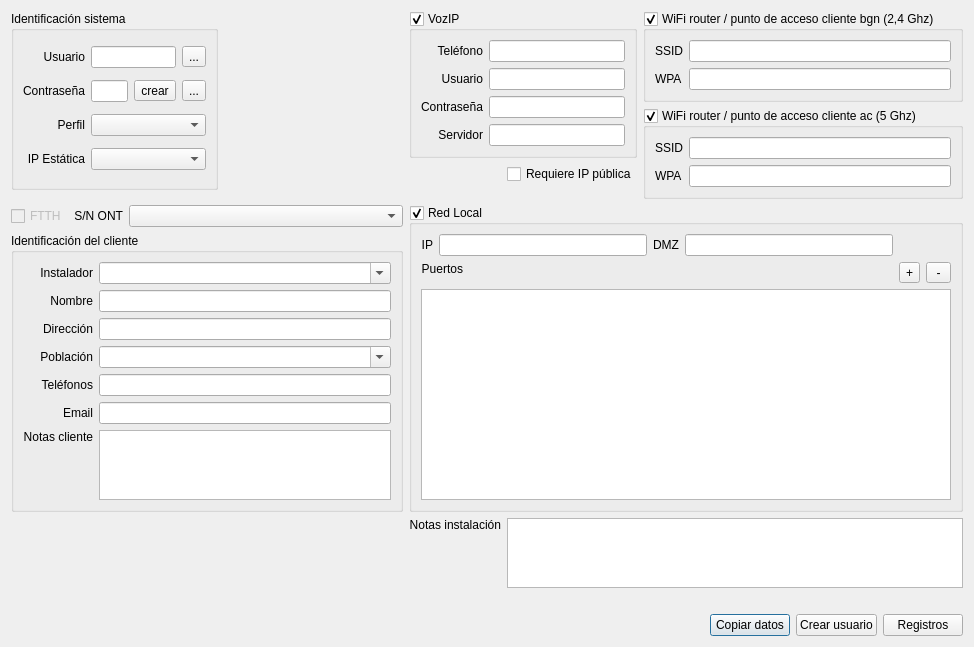
The window that Dialogs/DlgPPPUser.ui (silderan/QMikPPPManager) describes before a commit, drawn with Qt 5.
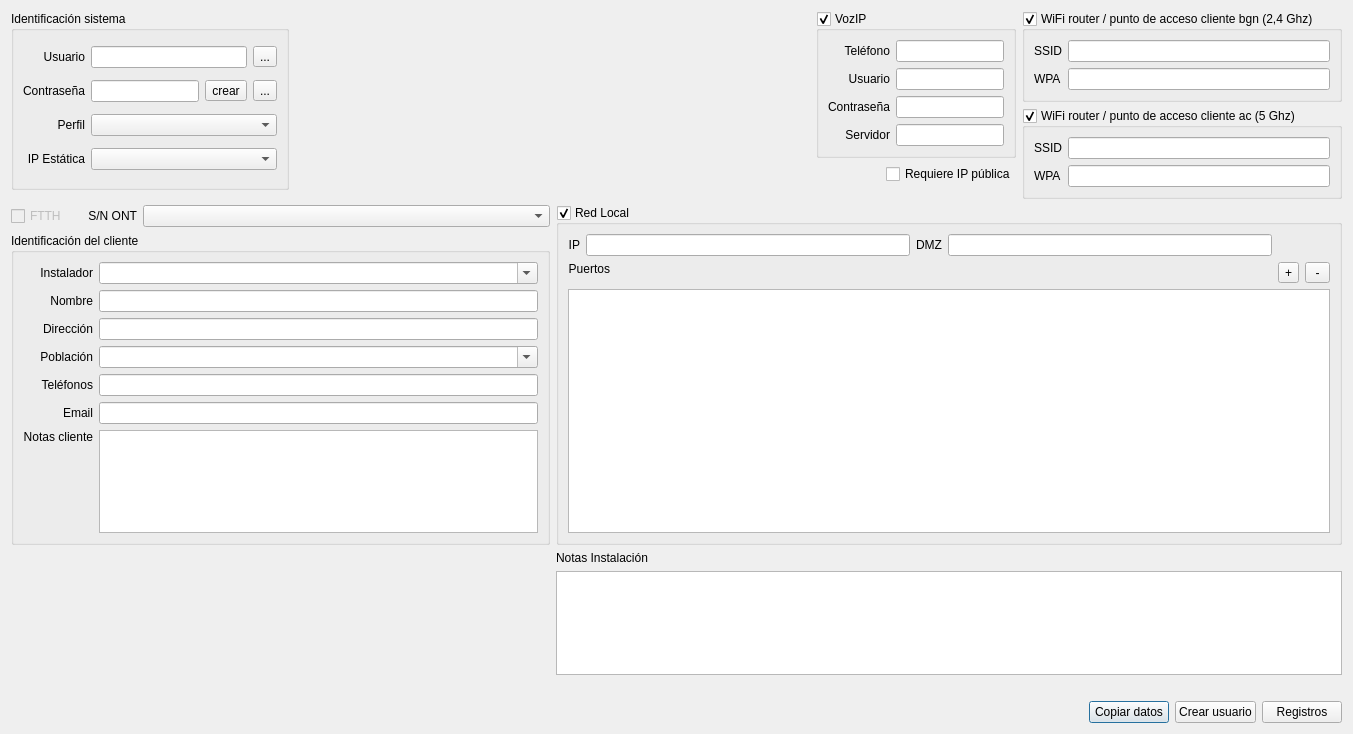
The same window after the commit. Icons and pictures are not drawn. Custom widgets are drawn as their Qt base class.

Commit message: GUI fine tunning

What changed in the file:
```diff
--- a/Dialogs/DlgPPPUser.ui
+++ b/Dialogs/DlgPPPUser.ui
@@ -6,73 +6,15 @@
    <rect>
     <x>0</x>
     <y>0</y>
-    <width>974</width>
-    <height>609</height>
+    <width>1353</width>
+    <height>734</height>
    </rect>
   </property>
   <property name="windowTitle">
    <string>Dialog</string>
   </property>
   <layout class="QGridLayout" name="gridLayout_4">
-   <item row="4" column="2">
-    <widget class="QLabel" name="label_21">
-     <property name="sizePolicy">
-      <sizepolicy hsizetype="Maximum" vsizetype="Preferred">
-       <horstretch>0</horstretch>
-       <verstretch>0</verstretch>
-      </sizepolicy>
-     </property>
-     <property name="text">
-      <string>S/N ONT</string>
-     </property>
-     <property name="alignment">
-      <set>Qt::AlignRight|Qt::AlignTrailing|Qt::AlignVCenter</set>
-     </property>
-    </widget>
-   </item>
-   <item row="7" column="0" colspan="12">
-    <spacer name="verticalSpacer">
-     <property name="orientation">
-      <enum>Qt::Vertical</enum>
-     </property>
-     <property name="sizeHint" stdset="0">
-      <size>
-       <width>20</width>
-       <height>40</height>
-      </size>
-     </property>
-    </spacer>
-   </item>
-   <item row="2" column="9" rowspan="2">
-    <spacer name="verticalSpacer_3">
-     <property name="orientation">
-      <enum>Qt::Vertical</enum>
-     </property>
-     <property name="sizeHint" stdset="0">
-      <size>
-       <width>20</width>
-       <height>40</height>
-      </size>
-     </property>
-    </spacer>
-   </item>
-   <item row="4" column="3" colspan="5">
-    <widget class="QComboBox" name="ontSNComboBox"/>
-   </item>
-   <item row="6" column="0" colspan="7">
-    <spacer name="verticalSpacer_2">
-     <property name="orientation">
-      <enum>Qt::Vertical</enum>
-     </property>
-     <property name="sizeHint" stdset="0">
-      <size>
-       <width>20</width>
-       <height>40</height>
-      </size>
-     </property>
-    </spacer>
-   </item>
-   <item row="0" column="8" colspan="2">
+   <item row="0" column="9" colspan="2">
     <widget class="QGroupBox" name="voipGroupBox">
      <property name="title">
       <string>VozIP</string>
@@ -136,7 +78,90 @@
      </layout>
     </widget>
    </item>
-   <item row="4" column="8" rowspan="2" colspan="4">
+   <item row="10" column="0" colspan="13">
+    <layout class="QHBoxLayout" name="horizontalLayout">
+     <item>
+      <spacer name="horizontalSpacer">
+       <property name="orientation">
+        <enum>Qt::Horizontal</enum>
+       </property>
+       <property name="sizeHint" stdset="0">
+        <size>
+         <width>61</width>
+         <height>20</height>
+        </size>
+       </property>
+      </spacer>
+     </item>
+     <item>
+      <widget class="QPushButton" name="copyInfoButton">
+       <property name="sizePolicy">
+        <sizepolicy hsizetype="Maximum" vsizetype="Fixed">
+         <horstretch>0</horstretch>
+         <verstretch>0</verstretch>
+        </sizepolicy>
+       </property>
+       <property name="text">
+        <string>Copiar datos</string>
+       </property>
+      </widget>
+     </item>
+     <item>
+      <widget class="QPushButton" name="applyDataButton">
+       <property name="text">
+        <string>Crear usuario</string>
+       </property>
+      </widget>
+     </item>
+     <item>
+      <widget class="QPushButton" name="clientLogsButton">
+       <property name="text">
+        <string>Registros</string>
+       </property>
+      </widget>
+     </item>
+    </layout>
+   </item>
+   <item row="0" column="8" rowspan="2">
+    <spacer name="horizontalSpacer_3">
+     <property name="orientation">
+      <enum>Qt::Horizontal</enum>
+     </property>
+     <property name="sizeHint" stdset="0">
+      <size>
+       <width>40</width>
+       <height>20</height>
+      </size>
+     </property>
+    </spacer>
+   </item>
+   <item row="3" column="3">
+    <spacer name="verticalSpacer_4">
+     <property name="orientation">
+      <enum>Qt::Vertical</enum>
+     </property>
+     <property name="sizeHint" stdset="0">
+      <size>
+       <width>20</width>
+       <height>40</height>
+      </size>
+     </property>
+    </spacer>
+   </item>
+   <item row="8" column="0" colspan="13">
+    <spacer name="verticalSpacer">
+     <property name="orientation">
+      <enum>Qt::Vertical</enum>
+     </property>
+     <property name="sizeHint" stdset="0">
+      <size>
+       <width>20</width>
+       <height>40</height>
+      </size>
+     </property>
+    </spacer>
+   </item>
+   <item row="4" column="8" rowspan="2" colspan="5">
     <widget class="QGroupBox" name="lanGroupBox">
      <property name="title">
       <string>Red Local</string>
@@ -214,7 +239,33 @@
      </layout>
     </widget>
    </item>
-   <item row="0" column="10" rowspan="4" colspan="2">
+   <item row="0" column="7" rowspan="2">
+    <spacer name="horizontalSpacer_2">
+     <property name="orientation">
+      <enum>Qt::Horizontal</enum>
+     </property>
+     <property name="sizeHint" stdset="0">
+      <size>
+       <width>40</width>
+       <height>20</height>
+      </size>
+     </property>
+    </spacer>
+   </item>
+   <item row="2" column="9" rowspan="2" colspan="2">
+    <spacer name="verticalSpacer_3">
+     <property name="orientation">
+      <enum>Qt::Vertical</enum>
+     </property>
+     <property name="sizeHint" stdset="0">
+      <size>
+       <width>20</width>
+       <height>40</height>
+      </size>
+     </property>
+    </spacer>
+   </item>
+   <item row="0" column="11" rowspan="4" colspan="2">
     <layout class="QVBoxLayout" name="verticalLayout">
      <item>
       <widget class="QGroupBox" name="wifi2GroupBox">
@@ -340,40 +391,8 @@
      </item>
     </layout>
    </item>
-   <item row="3" column="3">
-    <spacer name="verticalSpacer_4">
-     <property name="orientation">
-      <enum>Qt::Vertical</enum>
-     </property>
-     <property name="sizeHint" stdset="0">
-      <size>
-       <width>20</width>
-       <height>40</height>
-      </size>
-     </property>
-    </spacer>
-   </item>
-   <item row="6" column="8">
-    <widget class="QLabel" name="label_23">
-     <property name="sizePolicy">
-      <sizepolicy hsizetype="Maximum" vsizetype="Preferred">
-       <horstretch>0</horstretch>
-       <verstretch>0</verstretch>
-      </sizepolicy>
-     </property>
-     <property name="text">
-      <string>Notas instalación</string>
-     </property>
-     <property name="alignment">
-      <set>Qt::AlignRight|Qt::AlignTop|Qt::AlignTrailing</set>
-     </property>
-    </widget>
-   </item>
-   <item row="4" column="0" colspan="2">
-    <widget class="QCheckBox" name="ftthCheckBox">
-     <property name="enabled">
-      <bool>false</bool>
-     </property>
+   <item row="1" column="10">
+    <widget class="QCheckBox" name="needsPublicIPCheckBox">
      <property name="sizePolicy">
       <sizepolicy hsizetype="Maximum" vsizetype="Fixed">
        <horstretch>0</horstretch>
@@ -381,64 +400,102 @@
       </sizepolicy>
      </property>
      <property name="text">
-      <string>FTTH</string>
+      <string>Requiere IP pública</string>
      </property>
     </widget>
    </item>
-   <item row="8" column="0" colspan="12">
-    <widget class="QLabel" name="infoLabel">
-     <property name="sizePolicy">
-      <sizepolicy hsizetype="Preferred" vsizetype="Fixed">
-       <horstretch>0</horstretch>
-       <verstretch>0</verstretch>
-      </sizepolicy>
+   <item row="0" column="0" rowspan="3" colspan="7">
+    <widget class="QGroupBox" name="groupBox">
+     <property name="title">
+      <string>Identificación sistema</string>
      </property>
-     <property name="palette">
-      <palette>
-       <active>
-        <colorrole role="WindowText">
-         <brush brushstyle="SolidPattern">
-          <color alpha="255">
-           <red>255</red>
-           <green>0</green>
-           <blue>0</blue>
-          </color>
-         </brush>
-        </colorrole>
-       </active>
-       <inactive>
-        <colorrole role="WindowText">
-         <brush brushstyle="SolidPattern">
-          <color alpha="255">
-           <red>255</red>
-           <green>0</green>
-           <blue>0</blue>
-          </color>
-         </brush>
-        </colorrole>
-       </inactive>
-       <disabled>
-        <colorrole role="WindowText">
-         <brush brushstyle="SolidPattern">
-          <color alpha="255">
-           <red>120</red>
-           <green>120</green>
-           <blue>120</blue>
-          </color>
-         </brush>
-        </colorrole>
-       </disabled>
-      </palette>
-     </property>
-     <property name="font">
-      <font>
-       <weight>75</weight>
-       <bold>true</bold>
-      </font>
-     </property>
-     <property name="text">
-      <string/>
-     </property>
+     <layout class="QGridLayout" name="gridLayout">
+      <item row="1" column="1">
+       <widget class="QLineEdit" name="pppUserPassLineEdit">
+        <property name="maxLength">
+         <number>20</number>
+        </property>
+       </widget>
+      </item>
+      <item row="0" column="0">
+       <widget class="QLabel" name="label">
+        <property name="text">
+         <string>Usuario</string>
+        </property>
+        <property name="alignment">
+         <set>Qt::AlignRight|Qt::AlignTrailing|Qt::AlignVCenter</set>
+        </property>
+       </widget>
+      </item>
+      <item row="3" column="0">
+       <widget class="QLabel" name="label_13">
+        <property name="text">
+         <string>IP Estática</string>
+        </property>
+        <property name="alignment">
+         <set>Qt::AlignRight|Qt::AlignTrailing|Qt::AlignVCenter</set>
+        </property>
+       </widget>
+      </item>
+      <item row="0" column="1" colspan="2">
+       <widget class="QLineEdit" name="pppUserNameLineEdit"/>
+      </item>
+      <item row="2" column="1" colspan="3">
+       <widget class="QFancyComboBox" name="pppProfileComboBox"/>
+      </item>
+      <item row="2" column="0">
+       <widget class="QLabel" name="label_3">
+        <property name="text">
+         <string>Perfil</string>
+        </property>
+        <property name="alignment">
+         <set>Qt::AlignRight|Qt::AlignTrailing|Qt::AlignVCenter</set>
+        </property>
+       </widget>
+      </item>
+      <item row="1" column="2">
+       <widget class="QToolButton" name="pppUserPassCreateButton">
+        <property name="text">
+         <string>crear</string>
+        </property>
+       </widget>
+      </item>
+      <item row="0" column="3">
+       <widget class="QToolButton" name="pppUserNameCopyButton">
+        <property name="text">
+         <string>...</string>
+        </property>
+        <property name="icon">
+         <iconset>
+          <normaloff>:/iconos/Copy-icon.png</normaloff>:/iconos/Copy-icon.png</iconset>
+        </property>
+       </widget>
+      </item>
+      <item row="1" column="3">
+       <widget class="QToolButton" name="pppUserPassCopyButton">
+        <property name="text">
+         <string>...</string>
+        </property>
+        <property name="icon">
+         <iconset>
+          <normaloff>:/iconos/Copy-icon.png</normaloff>:/iconos/Copy-icon.png</iconset>
+        </property>
+       </widget>
+      </item>
+      <item row="1" column="0">
+       <widget class="QLabel" name="label_2">
+        <property name="text">
+         <string>Contraseña</string>
+        </property>
+        <property name="alignment">
+         <set>Qt::AlignRight|Qt::AlignTrailing|Qt::AlignVCenter</set>
+        </property>
+       </widget>
+      </item>
+      <item row="3" column="1" colspan="3">
+       <widget class="QFancyComboBox" name="staticIPComboBox"/>
+      </item>
+     </layout>
     </widget>
    </item>
    <item row="5" column="0" colspan="8">
@@ -586,173 +643,120 @@
      </layout>
     </widget>
    </item>
-   <item row="9" column="0" colspan="12">
-    <layout class="QHBoxLayout" name="horizontalLayout">
-     <item>
-      <spacer name="horizontalSpacer">
-       <property name="orientation">
-        <enum>Qt::Horizontal</enum>
-       </property>
-       <property name="sizeHint" stdset="0">
-        <size>
-         <width>61</width>
-         <height>20</height>
-        </size>
-       </property>
-      </spacer>
-     </item>
-     <item>
-      <widget class="QPushButton" name="copyInfoButton">
-       <property name="sizePolicy">
-        <sizepolicy hsizetype="Maximum" vsizetype="Fixed">
-         <horstretch>0</horstretch>
-         <verstretch>0</verstretch>
-        </sizepolicy>
-       </property>
-       <property name="text">
-        <string>Copiar datos</string>
-       </property>
-      </widget>
-     </item>
-     <item>
-      <widget class="QPushButton" name="applyDataButton">
-       <property name="text">
-        <string>Crear usuario</string>
-       </property>
-      </widget>
-     </item>
-     <item>
-      <widget class="QPushButton" name="clientLogsButton">
-       <property name="text">
-        <string>Registros</string>
-       </property>
-      </widget>
-     </item>
-    </layout>
-   </item>
-   <item row="0" column="7" rowspan="3">
-    <spacer name="horizontalSpacer_2">
-     <property name="orientation">
-      <enum>Qt::Horizontal</enum>
-     </property>
-     <property name="sizeHint" stdset="0">
-      <size>
-       <width>40</width>
-       <height>20</height>
-      </size>
-     </property>
-    </spacer>
-   </item>
-   <item row="1" column="9">
-    <widget class="QCheckBox" name="needsPublicIPCheckBox">
-     <property name="sizePolicy">
-      <sizepolicy hsizetype="Maximum" vsizetype="Fixed">
-       <horstretch>0</horstretch>
-       <verstretch>0</verstretch>
-      </sizepolicy>
-     </property>
-     <property name="text">
-      <string>Requiere IP pública</string>
-     </property>
-    </widget>
-   </item>
-   <item row="0" column="0" rowspan="3" colspan="7">
-    <widget class="QGroupBox" name="groupBox">
-     <property name="title">
-      <string>Identificación sistema</string>
-     </property>
-     <layout class="QGridLayout" name="gridLayout">
-      <item row="1" column="1">
-       <widget class="QLineEdit" name="pppUserPassLineEdit">
-        <property name="maxLength">
-         <number>20</number>
-        </property>
-       </widget>
-      </item>
-      <item row="0" column="0">
-       <widget class="QLabel" name="label">
-        <property name="text">
-         <string>Usuario</string>
-        </property>
-        <property name="alignment">
-         <set>Qt::AlignRight|Qt::AlignTrailing|Qt::AlignVCenter</set>
-        </property>
-       </widget>
-      </item>
-      <item row="3" column="0">
-       <widget class="QLabel" name="label_13">
-        <property name="text">
-         <string>IP Estática</string>
-        </property>
-        <property name="alignment">
-         <set>Qt::AlignRight|Qt::AlignTrailing|Qt::AlignVCenter</set>
-        </property>
-       </widget>
-      </item>
-      <item row="0" column="1" colspan="2">
-       <widget class="QLineEdit" name="pppUserNameLineEdit"/>
-      </item>
-      <item row="2" column="1" colspan="3">
-       <widget class="QFancyComboBox" name="pppProfileComboBox"/>
-      </item>
-      <item row="2" column="0">
-       <widget class="QLabel" name="label_3">
-        <property name="text">
-         <string>Perfil</string>
-        </property>
-        <property name="alignment">
-         <set>Qt::AlignRight|Qt::AlignTrailing|Qt::AlignVCenter</set>
-        </property>
-       </widget>
-      </item>
-      <item row="1" column="2">
-       <widget class="QToolButton" name="pppUserPassCreateButton">
-        <property name="text">
-         <string>crear</string>
-        </property>
-       </widget>
-      </item>
-      <item row="0" column="3">
-       <widget class="QToolButton" name="pppUserNameCopyButton">
-        <property name="text">
-         <string>...</string>
-        </property>
-        <property name="icon">
-         <iconset>
-          <normaloff>:/iconos/Copy-icon.png</normaloff>:/iconos/Copy-icon.png</iconset>
-        </property>
-       </widget>
-      </item>
-      <item row="1" column="3">
-       <widget class="QToolButton" name="pppUserPassCopyButton">
-        <property name="text">
-         <string>...</string>
-        </property>
-        <property name="icon">
-         <iconset>
-          <normaloff>:/iconos/Copy-icon.png</normaloff>:/iconos/Copy-icon.png</iconset>
-        </property>
-       </widget>
-      </item>
-      <item row="1" column="0">
-       <widget class="QLabel" name="label_2">
-        <property name="text">
-         <string>Contraseña</string>
-        </property>
-        <property name="alignment">
-         <set>Qt::AlignRight|Qt::AlignTrailing|Qt::AlignVCenter</set>
-        </property>
-       </widget>
-      </item>
-      <item row="3" column="1" colspan="3">
-       <widget class="QFancyComboBox" name="staticIPComboBox"/>
-      </item>
-     </layout>
-    </widget>
-   </item>
-   <item row="6" column="9" colspan="3">
+   <item row="7" column="8" colspan="5">
     <widget class="QTextEdit" name="installNotesTextEdit"/>
    </item>
+   <item row="4" column="2">
+    <widget class="QLabel" name="label_21">
+     <property name="sizePolicy">
+      <sizepolicy hsizetype="Maximum" vsizetype="Preferred">
+       <horstretch>0</horstretch>
+       <verstretch>0</verstretch>
+      </sizepolicy>
+     </property>
+     <property name="text">
+      <string>S/N ONT</string>
+     </property>
+     <property name="alignment">
+      <set>Qt::AlignRight|Qt::AlignTrailing|Qt::AlignVCenter</set>
+     </property>
+    </widget>
+   </item>
+   <item row="9" column="0" colspan="13">
+    <widget class="QLabel" name="infoLabel">
+     <property name="sizePolicy">
+      <sizepolicy hsizetype="Preferred" vsizetype="Fixed">
+       <horstretch>0</horstretch>
+       <verstretch>0</verstretch>
+      </sizepolicy>
+     </property>
+     <property name="palette">
+      <palette>
+       <active>
+        <colorrole role="WindowText">
+         <brush brushstyle="SolidPattern">
+          <color alpha="255">
+           <red>255</red>
+           <green>0</green>
+           <blue>0</blue>
+          </color>
+         </brush>
+        </colorrole>
+       </active>
+       <inactive>
+        <colorrole role="WindowText">
+         <brush brushstyle="SolidPattern">
+          <color alpha="255">
+           <red>255</red>
+           <green>0</green>
+           <blue>0</blue>
+          </color>
+         </brush>
+        </colorrole>
+       </inactive>
+       <disabled>
+        <colorrole role="WindowText">
+         <brush brushstyle="SolidPattern">
+          <color alpha="255">
+           <red>120</red>
+           <green>120</green>
+           <blue>120</blue>
+          </color>
+         </brush>
+        </colorrole>
+       </disabled>
+      </palette>
+     </property>
+     <property name="font">
+      <font>
+       <weight>75</weight>
+       <bold>true</bold>
+      </font>
+     </property>
+     <property name="text">
+      <string/>
+     </property>
+    </widget>
+   </item>
+   <item row="4" column="0" colspan="2">
+    <widget class="QCheckBox" name="ftthCheckBox">
+     <property name="enabled">
+      <bool>false</bool>
+     </property>
+     <property name="sizePolicy">
+      <sizepolicy hsizetype="Maximum" vsizetype="Fixed">
+       <horstretch>0</horstretch>
+       <verstretch>0</verstretch>
+      </sizepolicy>
+     </property>
+     <property name="text">
+      <string>FTTH</string>
+     </property>
+    </widget>
+   </item>
+   <item row="6" column="8">
+    <widget class="QLabel" name="label_25">
+     <property name="text">
+      <string>Notas Instalación</string>
+     </property>
+    </widget>
+   </item>
+   <item row="7" column="0" colspan="8">
+    <spacer name="verticalSpacer_2">
+     <property name="orientation">
+      <enum>Qt::Vertical</enum>
+     </property>
+     <property name="sizeHint" stdset="0">
+      <size>
+       <width>20</width>
+       <height>40</height>
+      </size>
+     </property>
+    </spacer>
+   </item>
+   <item row="4" column="3" colspan="5">
+    <widget class="QComboBox" name="ontSNComboBox"/>
+   </item>
   </layout>
  </widget>
  <customwidgets>
```
